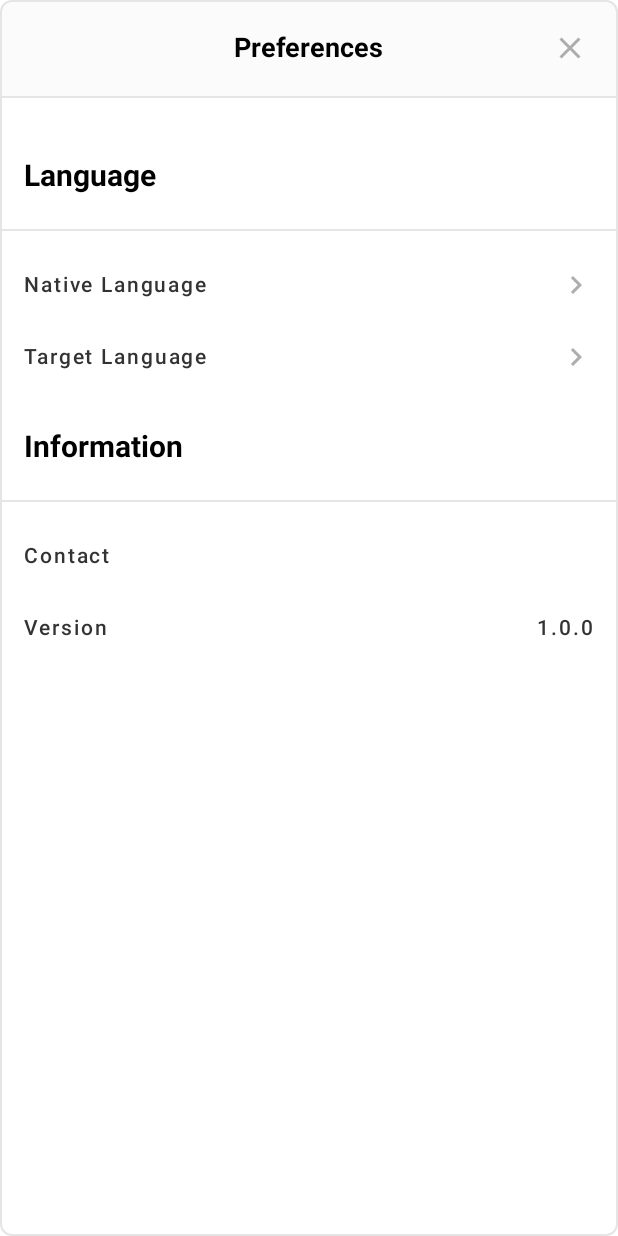
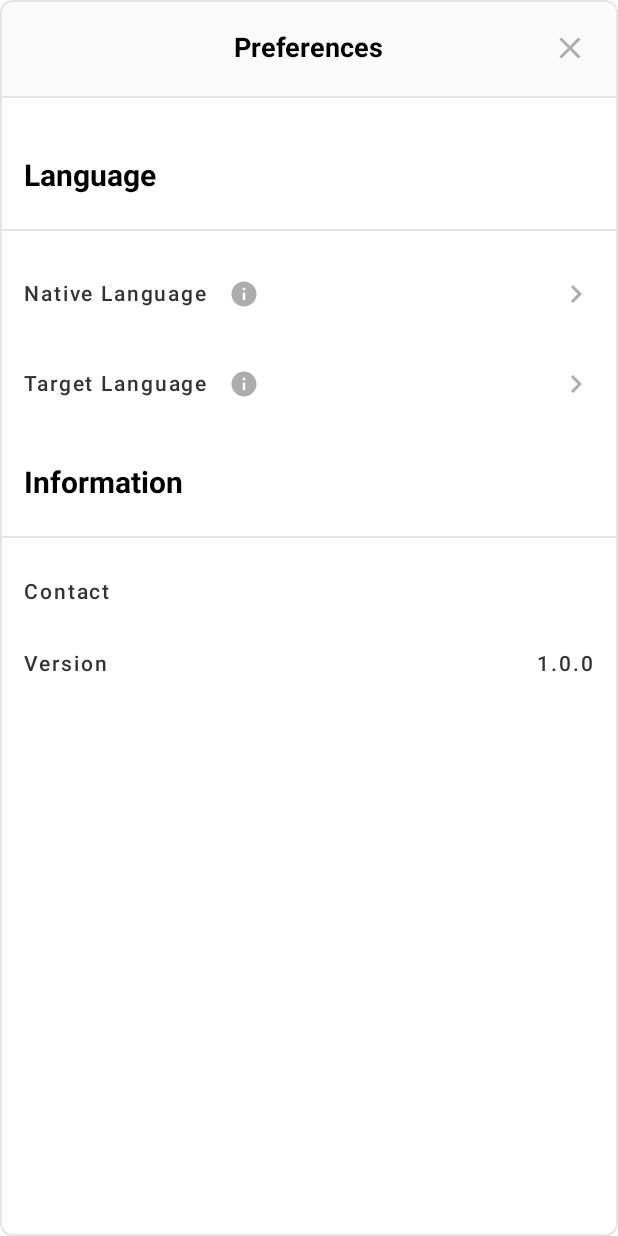
Before and after one commit to kisa002/Transer, an Android app built with Jetpack Compose: the composable PreferencesScreen called with empty values, on a phone screen of 412 x 824 dp. Run offline under Robolectric (Android 15) with nearby library versions, the phone set to English and light mode, and no system bars; libraries missing offline, so code that uses them is left out: com.squareup.sqldelight; 10 statements that could not run were skipped.

Commit message:
Feature preferences information

```diff
--- a/common/src/commonMain/kotlin/com/haeyum/common/presentation/preferences/PreferencesScreen.kt
+++ b/common/src/commonMain/kotlin/com/haeyum/common/presentation/preferences/PreferencesScreen.kt
@@ -1,3 +1,5 @@
+@file:OptIn(ExperimentalMaterialApi::class)
+
 package com.haeyum.common.presentation.preferences
 
 import androidx.compose.animation.*
@@ -5,16 +7,15 @@ import androidx.compose.foundation.background
 import androidx.compose.foundation.border
 import androidx.compose.foundation.layout.*
 import androidx.compose.foundation.shape.RoundedCornerShape
-import androidx.compose.material.Divider
-import androidx.compose.material.Icon
-import androidx.compose.material.Text
-import androidx.compose.material.TextButton
+import androidx.compose.material.*
 import androidx.compose.material.icons.Icons
 import androidx.compose.material.icons.filled.Close
+import androidx.compose.material.icons.filled.Info
 import androidx.compose.material.icons.filled.KeyboardArrowRight
 import androidx.compose.runtime.*
 import androidx.compose.ui.Alignment
 import androidx.compose.ui.Modifier
+import androidx.compose.ui.draw.clip
 import androidx.compose.ui.graphics.Color
 import androidx.compose.ui.graphics.vector.ImageVector
 import androidx.compose.ui.text.font.FontWeight
@@ -35,8 +36,14 @@ fun PreferencesScreen(
     var isShowSelectNativeLanguage by remember { mutableStateOf(false) }
     var isShowSelectTargetLanguage by remember { mutableStateOf(false) }
 
+    var isShowNativeInfoAlert by remember { mutableStateOf(false) }
+    var isShowTargetInfoAlert by remember { mutableStateOf(false) }
+
     Column(
-        modifier = Modifier.fillMaxSize().background(color = Color.White, shape = RoundedCornerShape(8.dp))
+        modifier = Modifier
+            .fillMaxSize()
+            .clip(RoundedCornerShape(8.dp))
+            .background(color = Color.White)
             .border(width = 1.dp, color = Color(0xFFE5E5E5), shape = RoundedCornerShape(8.dp))
     ) {
         Header(title = "Preferences", imageVector = Icons.Default.Close, onClick = onCloseRequest)
@@ -46,19 +53,29 @@ fun PreferencesScreen(
                 key = "Native Language",
                 value = selectedNativeLanguage,
                 iconVector = Icons.Default.KeyboardArrowRight,
-                contentDescription = "Native Language"
-            ) {
+                contentDescription = "Native Language",
+                isShowInfo = true,
+                onInfoClick = {
+                    isShowNativeInfoAlert = true
+                },
+                onItemClick = {
                     isShowSelectNativeLanguage = true
                 }
+            )
 
             Item(
                 key = "Target Language",
                 value = selectedTargetLanguage,
                 iconVector = Icons.Default.KeyboardArrowRight,
-                contentDescription = "Target Language"
-            ) {
+                contentDescription = "Target Language",
+                isShowInfo = true,
+                onInfoClick = {
+                    isShowTargetInfoAlert = true
+                },
+                onItemClick = {
                     isShowSelectTargetLanguage = true
                 }
+            )
         }
 
         Section(text = "Information") {
@@ -67,13 +84,9 @@ fun PreferencesScreen(
         }
     }
 
-    AnimatedVisibility(
+    AnimatedVisibilitySelectLanguageScreen(
+        title = "Native Language",
         visible = isShowSelectNativeLanguage,
-        enter = fadeIn() + slideInVertically(initialOffsetY = { it }),
-        exit = fadeOut() + slideOutVertically(targetOffsetY = { it })
-    ) {
-        SelectLanguageScreen(
-            title = "Native Language",
         languages = supportedLanguages,
         onDismissRequest = {
             isShowSelectNativeLanguage = false
@@ -81,17 +94,12 @@ fun PreferencesScreen(
         onSelectedLanguage = {
             onSelectedNativeLanguage(it)
             isShowSelectNativeLanguage = false
-            },
+        }
     )
-    }
 
-    AnimatedVisibility(
+    AnimatedVisibilitySelectLanguageScreen(
+        title = "Target Language",
         visible = isShowSelectTargetLanguage,
-        enter = fadeIn() + slideInVertically(initialOffsetY = { it }),
-        exit = fadeOut() + slideOutVertically(targetOffsetY = { it })
-    ) {
-        SelectLanguageScreen(
-            title = "Target Language",
         languages = supportedLanguages,
         onDismissRequest = {
             isShowSelectTargetLanguage = false
@@ -99,9 +107,65 @@ fun PreferencesScreen(
         onSelectedLanguage = {
             onSelectedTargetLanguage(it)
             isShowSelectTargetLanguage = false
-            },
+        }
+    )
+
+    // If the language you enter is a language other than the target language, it will be translated into the native language.
+    AlertDialog(
+        isShow = isShowNativeInfoAlert,
+        onDismissRequest = { isShowNativeInfoAlert = false },
+        title = "What is Native Language?",
+        text = "The native language is basically the language of the text to be used for translation.",
+    )
+
+    AlertDialog(
+        isShow = isShowTargetInfoAlert,
+        onDismissRequest = { isShowTargetInfoAlert = false },
+        title = "What is Target Language?",
+        text = "The target language is the language in which you want to translate the text you enter.",
     )
 }
+
+@Composable
+fun AnimatedVisibilitySelectLanguageScreen(
+    title: String,
+    visible: Boolean,
+    languages: List<Language>,
+    onDismissRequest: () -> Unit,
+    onSelectedLanguage: (Language) -> Unit
+) {
+    AnimatedVisibility(
+        visible = visible,
+        enter = fadeIn() + slideInVertically(initialOffsetY = { it }),
+        exit = fadeOut() + slideOutVertically(targetOffsetY = { it })
+    ) {
+        SelectLanguageScreen(
+            title = title,
+            languages = languages,
+            onDismissRequest = onDismissRequest,
+            onSelectedLanguage = onSelectedLanguage,
+        )
+    }
+}
+
+@Composable
+private fun AlertDialog(isShow: Boolean, onDismissRequest: () -> Unit, title: String, text: String) {
+    if (isShow)
+        AlertDialog(
+            onDismissRequest = onDismissRequest,
+            confirmButton = {
+                TextButton(onClick = onDismissRequest) {
+                    Text(text = "OK")
+                }
+            },
+            modifier = Modifier.fillMaxWidth(.8f),
+            title = {
+                Text(text = title)
+            },
+            text = {
+                Text(text = text)
+            }
+        )
 }
 
 @Composable
@@ -126,27 +190,38 @@ private fun Item(
     value: String = "",
     iconVector: ImageVector? = null,
     contentDescription: String? = null,
-    onClick: () -> Unit = {}
+    isShowInfo: Boolean = false,
+    onInfoClick: () -> Unit = {},
+    onItemClick: () -> Unit = {},
 ) {
     TextButton(
-        onClick = onClick, contentPadding = PaddingValues(0.dp)
+        onClick = onItemClick, contentPadding = PaddingValues(0.dp)
     ) {
         Row(
             modifier = Modifier.fillMaxWidth().padding(horizontal = 16.dp, vertical = 6.dp),
             horizontalArrangement = Arrangement.SpaceBetween,
             verticalAlignment = Alignment.CenterVertically
         ) {
-            Text(
-                text = key, color = Color(0xFF333333), fontSize = 14.sp, fontWeight = FontWeight.Medium
+            Row(verticalAlignment = Alignment.CenterVertically) {
+                Text(text = key, color = Color(0xFF333333), fontSize = 14.sp, fontWeight = FontWeight.Medium)
+
+                if (isShowInfo) {
+                    IconButton(onClick = onInfoClick) {
+                        Icon(
+                            imageVector = Icons.Default.Info,
+                            contentDescription = "$key Information",
+                            modifier = Modifier.size(20.dp),
+                            tint = Color(0xFFADADAD)
                         )
+                    }
+                }
+            }
             Row(
                 modifier = Modifier.height(32.dp),
                 horizontalArrangement = Arrangement.spacedBy(12.dp),
                 verticalAlignment = Alignment.CenterVertically
             ) {
-                Text(
-                    text = value, color = Color(0xFF333333), fontSize = 14.sp, fontWeight = FontWeight.Medium
-                )
+                Text(text = value, color = Color(0xFF333333), fontSize = 14.sp, fontWeight = FontWeight.Medium)
                 if (iconVector != null) {
                     Icon(
                         imageVector = iconVector,
```
Also changed, not shown: 2 other files. Lines whose indentation alone changed are shown as unchanged.
